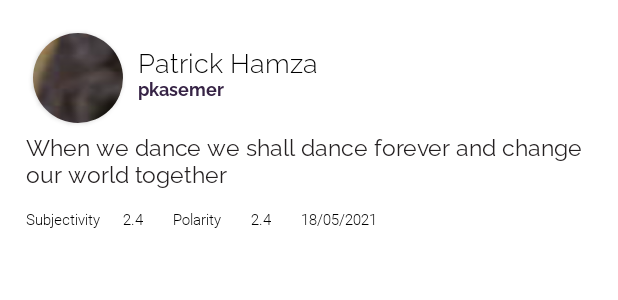
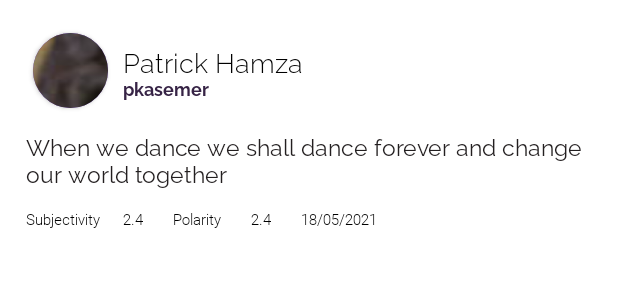
Before and after one commit to patrickhamzaokello/TwitterSentimentalANalysis, an Android app: the layout tweet_design.xml on its own in the app's theme, with its tools: preview values and no code run, on a phone screen of 412 x 824 dp. Shown: the top 300 px of the screen. Run offline under Robolectric (Android 15) with nearby library versions, the phone set to English and light mode, and no system bars; Roboto replaces fonts that are not available here.

```diff
--- a/app/build.gradle
+++ b/app/build.gradle
@@ -54,6 +54,7 @@ dependencies {
     implementation 'com.squareup.retrofit2:retrofit:2.9.0'
     implementation 'com.squareup.picasso:picasso:2.71828'
     implementation 'com.squareup.retrofit2:converter-gson:2.9.0'
+    implementation 'com.android.support:support-compat:28.0.0'
     testImplementation 'junit:junit:4.+'
     androidTestImplementation 'androidx.test.ext:junit:1.1.2'
     androidTestImplementation 'androidx.test.espresso:espresso-core:3.3.0'
--- a/app/src/main/res/layout/tweet_design.xml
+++ b/app/src/main/res/layout/tweet_design.xml
@@ -13,19 +13,20 @@
         >
 
         <androidx.cardview.widget.CardView
-            android:layout_width="60dp"
-            android:layout_height="60dp"
+            android:layout_width="50dp"
+            android:layout_height="50dp"
             android:id="@+id/image_card_view"
-            app:cardCornerRadius="60dp"
+            app:cardCornerRadius="25dp"
             android:layout_marginTop="20dp"
             android:layout_marginLeft="20dp"
             >
 
             <ImageView
-                android:layout_width="60dp"
-                android:layout_height="60dp"
-                android:scaleType="centerCrop"
+                android:layout_width="match_parent"
+                android:layout_height="match_parent"
+                android:scaleType="fitXY"
                 android:src="@drawable/profile4"
+                android:background="@color/purple_200"
                 android:id="@+id/tweeterimage"
                 >
             </ImageView>
--- a/app/src/main/res/values/colors.xml
+++ b/app/src/main/res/values/colors.xml
@@ -3,8 +3,8 @@
     <color name="purple_200">#673AB7</color>
     <color name="purple_500">#673AB7</color>
     <color name="purple_700">#673AB7</color>
-    <color name="teal_200">#FF03DAC5</color>
-    <color name="teal_700">#FF018786</color>
+    <color name="teal_200">#673AB7</color>
+    <color name="teal_700">#4CAF50</color>
     <color name="black">#FF000000</color>
     <color name="white">#FFFFFFFF</color>
 
```
Also changed, not shown: app/src/main/java/com/pkasemer/sensetweet/FavouriteFragment.java (+6 -12 lines), app/src/main/java/com/pkasemer/sensetweet/Tweetadapter.java (+7 -1 lines), app/src/main/res/layout/fragment_favourite.xml (+5 -3 lines).
